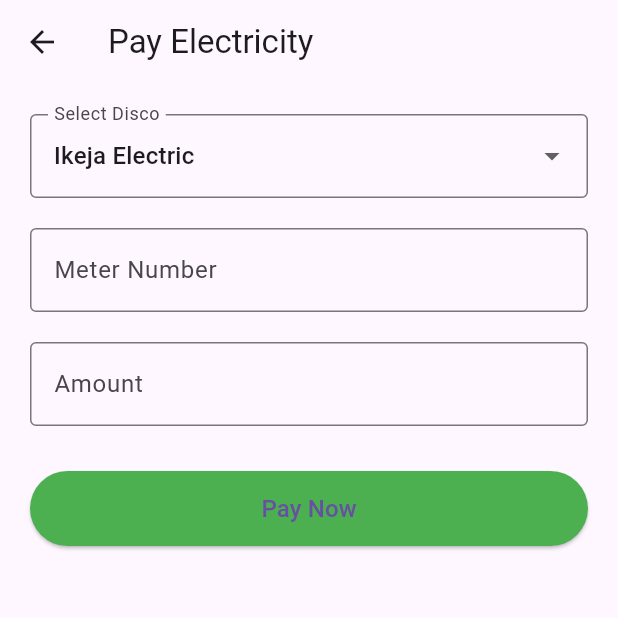
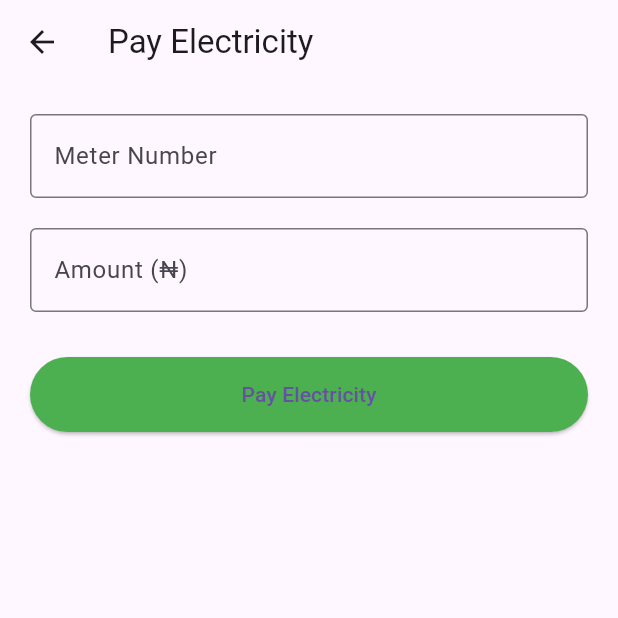
Before and after one commit to scoresss/Opay-Clone, a Flutter app: the ElectricityScreen screen opened directly, on a phone screen of 412 x 824 dp, the top half of it. Run offline on Flutter 3.47's test engine with Material 3 defaults, Android fonts, the phone set to English and light mode, and no system bars; our stand-ins replace cloud_firestore, firebase_auth, firebase_core, fluttertoast; missing offline and left inert: opay_clone; accounts and stored records are empty; statements that could not run were skipped.

Commit message:
Update electricity_screen.dart

```diff
--- a/lib/screens/electricity_screen.dart
+++ b/lib/screens/electricity_screen.dart
@@ -1,8 +1,11 @@
 import 'package:flutter/material.dart';
+import 'package:cloud_firestore/cloud_firestore.dart';
+import 'package:firebase_auth/firebase_auth.dart';
 import 'package:fluttertoast/fluttertoast.dart';
+import '../services/firestore_service.dart';
 
 class ElectricityScreen extends StatefulWidget {
-  const ElectricityScreen({super.key});
+  const ElectricityScreen({Key? key}) : super(key: key);
 
   @override
   State<ElectricityScreen> createState() => _ElectricityScreenState();
@@ -12,27 +15,48 @@ class _ElectricityScreenState extends State<ElectricityScreen> {
   final _formKey = GlobalKey<FormState>();
   final TextEditingController _meterController = TextEditingController();
   final TextEditingController _amountController = TextEditingController();
-  String _selectedDisco = 'Ikeja Electric';
+  bool _loading = false;
 
-  final List<String> discos = [
-    'Ikeja Electric',
-    'Eko Electric',
-    'Abuja Disco',
-    'PHED',
-    'Enugu Disco',
-  ];
+  Future<void> _buyElectricity() async {
+    if (_formKey.currentState!.validate()) {
+      setState(() => _loading = true);
 
-  void _payElectricity() {
-    if (_formKey.currentState!.validate()) {
-      Fluttertoast.showToast(
-        msg:
-            '₦${_amountController.text} paid to $_selectedDisco (Meter: ${_meterController.text})',
-        toastLength: Toast.LENGTH_SHORT,
-        gravity: ToastGravity.BOTTOM,
-      );
+      try {
+        final user = FirebaseAuth.instance.currentUser!;
+        final uid = user.uid;
+        final meter = _meterController.text.trim();
+        final amount = double.parse(_amountController.text.trim());
 
+        final doc = await FirebaseFirestore.instance
+            .collection('users')
+            .doc(uid)
+            .get();
+
+        double balance = (doc['balance'] ?? 0).toDouble();
+
+        if (balance < amount) {
+          Fluttertoast.showToast(msg: 'Insufficient balance');
+          return;
+        }
+
+        final newBalance = balance - amount;
+
+        await FirestoreService().updateBalance(uid, newBalance);
+
+        await FirestoreService().addTransaction(uid, {
+          'title': 'Electricity for meter $meter',
+          'amount': -amount,
+          'date': DateTime.now().toString(),
+        });
+
+        Fluttertoast.showToast(msg: '₦$amount paid for meter $meter');
         _meterController.clear();
         _amountController.clear();
+      } catch (e) {
+        Fluttertoast.showToast(msg: 'Error: ${e.toString()}');
+      } finally {
+        setState(() => _loading = false);
+      }
     }
   }
 
@@ -46,25 +70,6 @@ class _ElectricityScreenState extends State<ElectricityScreen> {
           key: _formKey,
           child: Column(
             children: [
-              DropdownButtonFormField(
-                value: _selectedDisco,
-                items: discos
-                    .map((disco) => DropdownMenuItem(
-                          value: disco,
-                          child: Text(disco),
-                        ))
-                    .toList(),
-                onChanged: (value) {
-                  setState(() {
-                    _selectedDisco = value!;
-                  });
-                },
-                decoration: const InputDecoration(
-                  labelText: 'Select Disco',
-                  border: OutlineInputBorder(),
-                ),
-              ),
-              const SizedBox(height: 20),
               TextFormField(
                 controller: _meterController,
                 keyboardType: TextInputType.number,
@@ -72,28 +77,35 @@ class _ElectricityScreenState extends State<ElectricityScreen> {
                   labelText: 'Meter Number',
                   border: OutlineInputBorder(),
                 ),
-                validator: (value) =>
-                    value == null || value.length < 6 ? 'Enter valid meter number' : null,
+                validator: (val) =>
+                    val == null || val.length < 5 ? 'Enter valid meter number' : null,
               ),
               const SizedBox(height: 20),
               TextFormField(
                 controller: _amountController,
                 keyboardType: TextInputType.number,
                 decoration: const InputDecoration(
-                  labelText: 'Amount',
+                  labelText: 'Amount (₦)',
                   border: OutlineInputBorder(),
                 ),
-                validator: (value) =>
-                    value == null || value.isEmpty ? 'Enter amount' : null,
+                validator: (val) {
+                  if (val == null || val.isEmpty) return 'Enter amount';
+                  if (double.tryParse(val) == null || double.parse(val) <= 0) {
+                    return 'Enter valid amount';
+                  }
+                  return null;
+                },
               ),
               const SizedBox(height: 30),
-              ElevatedButton(
-                onPressed: _payElectricity,
+              _loading
+                  ? const CircularProgressIndicator()
+                  : ElevatedButton(
+                      onPressed: _buyElectricity,
                       style: ElevatedButton.styleFrom(
+                        minimumSize: const Size.fromHeight(50),
                         backgroundColor: Colors.green,
-                  minimumSize: const Size.fromHeight(50),
                       ),
-                child: const Text('Pay Now', style: TextStyle(fontSize: 16)),
+                      child: const Text('Pay Electricity'),
                     ),
             ],
           ),
```
Lines whose indentation alone changed are shown as unchanged.
